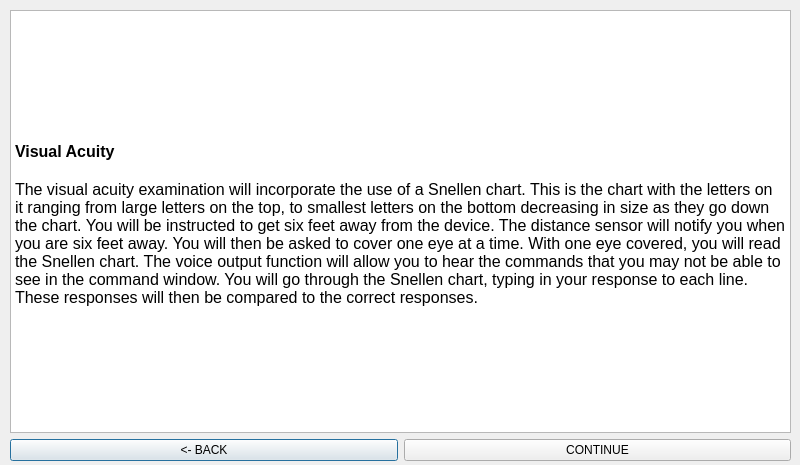
This is Qt_Creator/projectPHOE/acuitydescr.ui in jdsalguer/senior_project as Qt 5 draws it before an edit. The edited form follows.
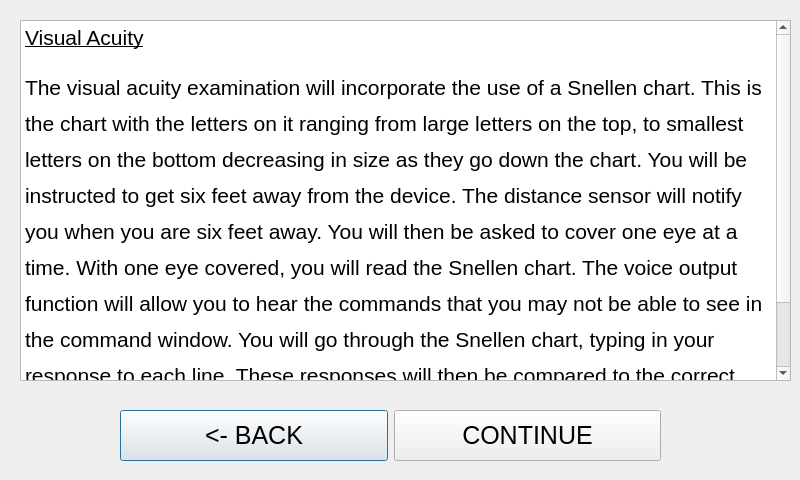
This is the edited form.

Diff of the .ui file:
```diff
--- a/Qt_Creator/projectPHOE/acuitydescr.ui
+++ b/Qt_Creator/projectPHOE/acuitydescr.ui
@@ -7,46 +7,54 @@
     <x>0</x>
     <y>0</y>
     <width>800</width>
-    <height>465</height>
+    <height>480</height>
    </rect>
   </property>
   <property name="windowTitle">
    <string>Dialog</string>
   </property>
-  <widget class="QWidget" name="">
-   <property name="geometry">
-    <rect>
-     <x>10</x>
-     <y>10</y>
-     <width>781</width>
-     <height>451</height>
-    </rect>
-   </property>
-   <layout class="QVBoxLayout" name="verticalLayout">
-    <item>
      <widget class="QTextBrowser" name="textBrowser">
+   <property name="geometry">
+    <rect>
+     <x>20</x>
+     <y>20</y>
+     <width>771</width>
+     <height>361</height>
+    </rect>
+   </property>
       <property name="html">
        <string>&lt;!DOCTYPE HTML PUBLIC &quot;-//W3C//DTD HTML 4.0//EN&quot; &quot;http://www.w3.org/TR/REC-html40/strict.dtd&quot;&gt;
 &lt;html&gt;&lt;head&gt;&lt;meta name=&quot;qrichtext&quot; content=&quot;1&quot; /&gt;&lt;style type=&quot;text/css&quot;&gt;
 p, li { white-space: pre-wrap; }
-&lt;/style&gt;&lt;/head&gt;&lt;body style=&quot; font-family:'MS Shell Dlg 2'; font-size:8.25pt; font-weight:400; font-style:normal;&quot;&gt;
-&lt;p style=&quot;-qt-paragraph-type:empty; margin-top:0px; margin-bottom:0px; margin-left:0px; margin-right:0px; -qt-block-indent:0; text-indent:0px;&quot;&gt;&lt;br /&gt;&lt;/p&gt;
-&lt;p style=&quot;-qt-paragraph-type:empty; margin-top:0px; margin-bottom:0px; margin-left:0px; margin-right:0px; -qt-block-indent:0; text-indent:0px; font-size:12pt; font-weight:600;&quot;&gt;&lt;br /&gt;&lt;/p&gt;
-&lt;p style=&quot;-qt-paragraph-type:empty; margin-top:0px; margin-bottom:0px; margin-left:0px; margin-right:0px; -qt-block-indent:0; text-indent:0px; font-size:12pt; font-weight:600;&quot;&gt;&lt;br /&gt;&lt;/p&gt;
-&lt;p style=&quot;-qt-paragraph-type:empty; margin-top:0px; margin-bottom:0px; margin-left:0px; margin-right:0px; -qt-block-indent:0; text-indent:0px; font-size:12pt; font-weight:600;&quot;&gt;&lt;br /&gt;&lt;/p&gt;
-&lt;p style=&quot;-qt-paragraph-type:empty; margin-top:0px; margin-bottom:0px; margin-left:0px; margin-right:0px; -qt-block-indent:0; text-indent:0px; font-size:12pt; font-weight:600;&quot;&gt;&lt;br /&gt;&lt;/p&gt;
-&lt;p style=&quot;-qt-paragraph-type:empty; margin-top:0px; margin-bottom:0px; margin-left:0px; margin-right:0px; -qt-block-indent:0; text-indent:0px; font-size:12pt; font-weight:600;&quot;&gt;&lt;br /&gt;&lt;/p&gt;
-&lt;p style=&quot;-qt-paragraph-type:empty; margin-top:0px; margin-bottom:0px; margin-left:0px; margin-right:0px; -qt-block-indent:0; text-indent:0px; font-size:12pt; font-weight:600;&quot;&gt;&lt;br /&gt;&lt;/p&gt;
-&lt;p style=&quot; margin-top:0px; margin-bottom:0px; margin-left:0px; margin-right:0px; -qt-block-indent:0; text-indent:0px;&quot;&gt;&lt;span style=&quot; font-size:12pt; font-weight:600;&quot;&gt;Visual Acuity&lt;/span&gt;&lt;/p&gt;
-&lt;p style=&quot;-qt-paragraph-type:empty; margin-top:0px; margin-bottom:0px; margin-left:0px; margin-right:0px; -qt-block-indent:0; text-indent:0px; font-size:12pt;&quot;&gt;&lt;br /&gt;&lt;/p&gt;
-&lt;p style=&quot; margin-top:0px; margin-bottom:0px; margin-left:0px; margin-right:0px; -qt-block-indent:0; text-indent:0px;&quot;&gt;&lt;span style=&quot; font-size:12pt;&quot;&gt;The visual acuity examination will incorporate the use of a Snellen chart. This is the chart with the letters on it ranging from large letters on the top, to smallest letters on the bottom decreasing in size as they go down the chart. You will be instructed to get six feet away from the device. The distance sensor will notify you when you are six feet away. You will then be asked to cover one eye at a time. With one eye covered, you will read the Snellen chart. The voice output function will allow you to hear the commands that you may not be able to see in the command window. You will go through the Snellen chart, typing in your response to each line. These responses will then be compared to the correct responses.&lt;/span&gt;&lt;/p&gt;&lt;/body&gt;&lt;/html&gt;</string>
-      </property>
-     </widget>
-    </item>
-    <item>
+&lt;/style&gt;&lt;/head&gt;&lt;body style=&quot; font-family:'Ubuntu'; font-size:11pt; font-weight:400; font-style:normal;&quot;&gt;
+&lt;p style=&quot; margin-top:12px; margin-bottom:0px; margin-left:0px; margin-right:0px; -qt-block-indent:0; text-indent:0px; line-height:150%;&quot;&gt;&lt;span style=&quot; font-size:16pt; text-decoration: underline;&quot;&gt;Visual Acuity&lt;/span&gt;&lt;/p&gt;
+&lt;p style=&quot; margin-top:12px; margin-bottom:0px; margin-left:0px; margin-right:0px; -qt-block-indent:0; text-indent:0px; line-height:150%;&quot;&gt;&lt;span style=&quot; font-size:16pt;&quot;&gt;The visual acuity examination will incorporate the use of a Snellen chart. This is the chart with the letters on it ranging from large letters on the top, to smallest letters on the bottom decreasing in size as they go down the chart. You will be instructed to get six feet away from the device. The distance sensor will notify you when you are six feet away. You will then be asked to cover one eye at a time. With one eye covered, you will read the Snellen chart. The voice output function will allow you to hear the commands that you may not be able to see in the command window. You will go through the Snellen chart, typing in your response to each line. These responses will then be compared to the correct responses. &lt;/span&gt;&lt;/p&gt;
+&lt;p style=&quot;-qt-paragraph-type:empty; margin-top:0px; margin-bottom:0px; margin-left:0px; margin-right:0px; -qt-block-indent:0; text-indent:0px; font-size:16pt;&quot;&gt;&lt;br /&gt;&lt;/p&gt;&lt;/body&gt;&lt;/html&gt;</string>
+   </property>
+  </widget>
+  <widget class="QWidget" name="">
+   <property name="geometry">
+    <rect>
+     <x>120</x>
+     <y>410</y>
+     <width>541</width>
+     <height>51</height>
+    </rect>
+   </property>
      <layout class="QHBoxLayout" name="horizontalLayout">
       <item>
        <widget class="QPushButton" name="adescrbakButton">
+      <property name="sizePolicy">
+       <sizepolicy hsizetype="Minimum" vsizetype="Expanding">
+        <horstretch>0</horstretch>
+        <verstretch>0</verstretch>
+       </sizepolicy>
+      </property>
+      <property name="font">
+       <font>
+        <pointsize>19</pointsize>
+       </font>
+      </property>
         <property name="text">
          <string>&lt;- BACK</string>
         </property>
@@ -54,12 +62,21 @@
       </item>
       <item>
        <widget class="QPushButton" name="adescrcontButton">
+      <property name="sizePolicy">
+       <sizepolicy hsizetype="Minimum" vsizetype="Expanding">
+        <horstretch>0</horstretch>
+        <verstretch>0</verstretch>
+       </sizepolicy>
+      </property>
+      <property name="font">
+       <font>
+        <pointsize>19</pointsize>
+       </font>
+      </property>
         <property name="text">
          <string>CONTINUE</string>
         </property>
        </widget>
-      </item>
-     </layout>
     </item>
    </layout>
   </widget>
```
Lines whose indentation alone changed are shown as unchanged.
